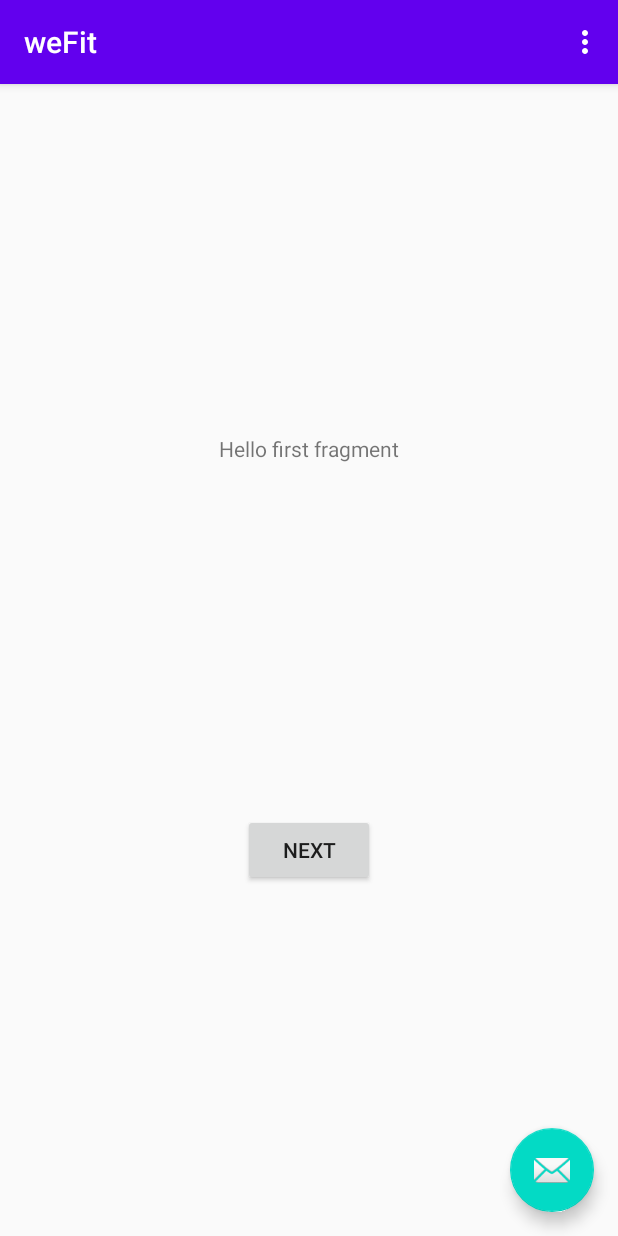
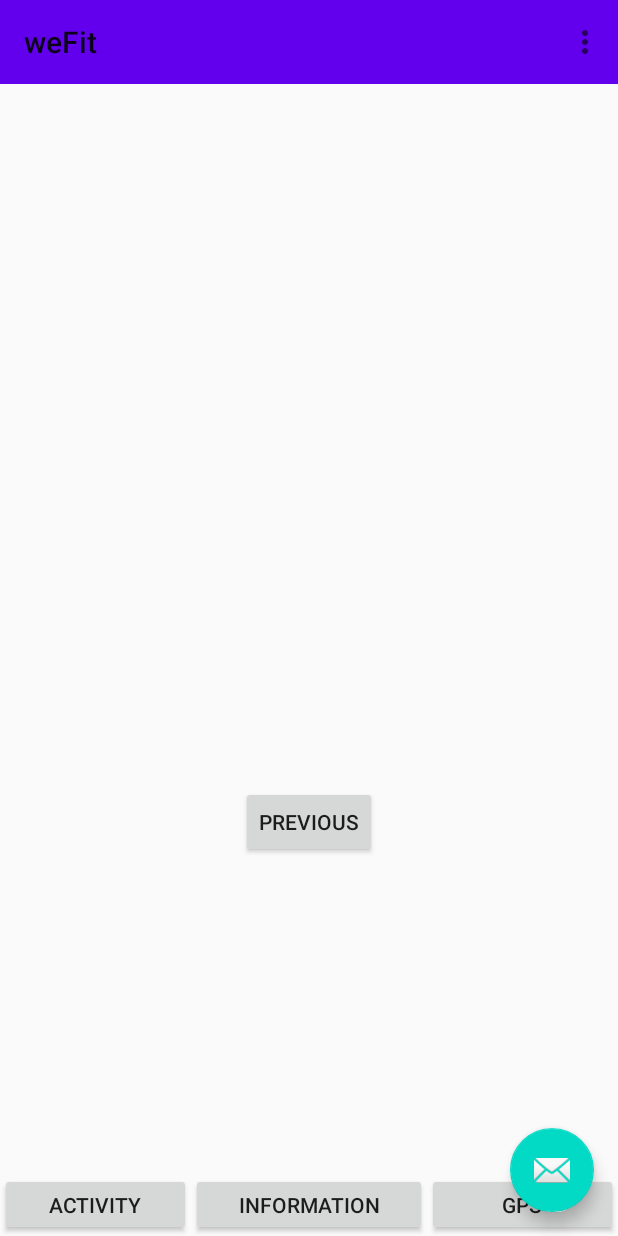
Before and after one commit to 1105959326/IAT359, an Android app: the screen it shows after launch (MainActivity), on a phone screen of 412 x 824 dp. Run offline under Robolectric (Android 15) with nearby library versions, the phone set to English and light mode, and no system bars.

Commit message:
download2

```diff
--- a/weFit/app/src/main/java/com/example/wefit/FirstFragment.java
+++ b/weFit/app/src/main/java/com/example/wefit/FirstFragment.java
@@ -23,12 +23,12 @@ public class FirstFragment extends Fragment {
     public void onViewCreated(@NonNull View view, Bundle savedInstanceState) {
         super.onViewCreated(view, savedInstanceState);
 
-        view.findViewById(R.id.button_first).setOnClickListener(new View.OnClickListener() {
-            @Override
-            public void onClick(View view) {
-                NavHostFragment.findNavController(FirstFragment.this)
-                        .navigate(R.id.action_FirstFragment_to_SecondFragment);
-            }
-        });
+//        view.findViewById(R.id.button_first).setOnClickListener(new View.OnClickListener() {
+//            @Override
+//            public void onClick(View view) {
+//                NavHostFragment.findNavController(FirstFragment.this)
+//                        .navigate(R.id.action_FirstFragment_to_SecondFragment);
+//            }
+//        });
     }
 }
--- a/weFit/app/src/main/java/com/example/wefit/MainActivity.java
+++ b/weFit/app/src/main/java/com/example/wefit/MainActivity.java
@@ -7,20 +7,36 @@ import com.google.android.material.snackbar.Snackbar;
 
 import androidx.appcompat.app.AppCompatActivity;
 import androidx.appcompat.widget.Toolbar;
+import androidx.fragment.app.FragmentManager;
+import androidx.fragment.app.FragmentTransaction;
 
 import android.view.View;
 
 import android.view.Menu;
 import android.view.MenuItem;
+import android.widget.Button;
 
-public class MainActivity extends AppCompatActivity {
+public class MainActivity extends AppCompatActivity implements View.OnClickListener {
+
+    private Button recordButton, inforButton, gpsButton;
+    private FragmentManager fm;
+    private FragmentTransaction ft;
 
     @Override
     protected void onCreate(Bundle savedInstanceState) {
         super.onCreate(savedInstanceState);
         setContentView(R.layout.activity_main);
         Toolbar toolbar = findViewById(R.id.toolbar);
+
+        findButton();
         setSupportActionBar(toolbar);
+
+        fm = getSupportFragmentManager();
+        ft = fm.beginTransaction();
+
+
+        ft.replace(R.id.activity_window, new SecondFragment());
+        ft.commit();
 
         FloatingActionButton fab = findViewById(R.id.fab);
         fab.setOnClickListener(new View.OnClickListener() {
@@ -30,6 +46,17 @@ public class MainActivity extends AppCompatActivity {
                         .setAction("Action", null).show();
             }
         });
+
+    }
+
+    private void findButton(){
+        recordButton =(Button) findViewById(R.id.record_button);
+        inforButton = (Button) findViewById(R.id.infor_button);
+        gpsButton =(Button) findViewById(R.id.gps_button);
+
+        recordButton.setOnClickListener(this);
+        inforButton.setOnClickListener(this);
+        gpsButton.setOnClickListener(this);
     }
 
     @Override
@@ -53,4 +80,26 @@ public class MainActivity extends AppCompatActivity {
 
         return super.onOptionsItemSelected(item);
     }
+
+    @Override
+    public void onClick(View v) {
+
+        if (v.getId() == R.id.infor_button){
+            ft.replace(R.id.activity_window,new SecondFragment());
+            ft.commit();
+
+        }
+//        switch (v.getId()){
+//            case R.id.record_button:
+//                ft.replace(R.id.activity_window,new FirstFragment());
+//
+//                break;
+//            case R.id.infor_button:
+//                ft.replace(R.id.activity_window,new SecondFragment());
+//                break;
+//            default:
+//                break;
+//        }
+
+    }
 }
--- a/weFit/app/src/main/java/com/example/wefit/SecondFragment.java
+++ b/weFit/app/src/main/java/com/example/wefit/SecondFragment.java
@@ -4,13 +4,15 @@ import android.os.Bundle;
 import android.view.LayoutInflater;
 import android.view.View;
 import android.view.ViewGroup;
+import android.widget.Button;
 
 import androidx.annotation.NonNull;
 import androidx.fragment.app.Fragment;
 import androidx.navigation.fragment.NavHostFragment;
 
-public class SecondFragment extends Fragment {
+public class SecondFragment extends Fragment implements View.OnClickListener {
 
+    private Button activityButton;
     @Override
     public View onCreateView(
             LayoutInflater inflater, ViewGroup container,
@@ -23,6 +25,7 @@ public class SecondFragment extends Fragment {
     public void onViewCreated(@NonNull View view, Bundle savedInstanceState) {
         super.onViewCreated(view, savedInstanceState);
 
+
         view.findViewById(R.id.button_second).setOnClickListener(new View.OnClickListener() {
             @Override
             public void onClick(View view) {
@@ -30,5 +33,12 @@ public class SecondFragment extends Fragment {
                         .navigate(R.id.action_SecondFragment_to_FirstFragment);
             }
         });
+
+
+    }
+
+    @Override
+    public void onClick(View v) {
+
     }
 }
--- a/weFit/app/src/main/res/layout/activity_main.xml
+++ b/weFit/app/src/main/res/layout/activity_main.xml
@@ -11,6 +11,9 @@
         android:layout_height="wrap_content"
         android:theme="@style/AppTheme.AppBarOverlay">
 
+    </com.google.android.material.appbar.AppBarLayout>
+
+
     <androidx.appcompat.widget.Toolbar
         android:id="@+id/toolbar"
         android:layout_width="match_parent"
@@ -18,9 +21,15 @@
         android:background="?attr/colorPrimary"
         app:popupTheme="@style/AppTheme.PopupOverlay" />
 
-    </com.google.android.material.appbar.AppBarLayout>
+    <include layout="@layout/button_layout"></include>
 
-    <include layout="@layout/content_main" />
+
+
+    <FrameLayout
+        android:id="@+id/activity_window"
+        android:layout_width="match_parent"
+        android:layout_height="match_parent"
+        ></FrameLayout>
 
     <com.google.android.material.floatingactionbutton.FloatingActionButton
         android:id="@+id/fab"
@@ -30,4 +39,5 @@
         android:layout_margin="@dimen/fab_margin"
         app:srcCompat="@android:drawable/ic_dialog_email" />
 
+
 </androidx.coordinatorlayout.widget.CoordinatorLayout>
--- /dev/null
+++ b/weFit/app/src/main/res/layout/button_layout.xml
@@ -0,0 +1,55 @@
+<?xml version="1.0" encoding="utf-8"?>
+<androidx.constraintlayout.widget.ConstraintLayout
+xmlns:android="http://schemas.android.com/apk/res/android"
+    xmlns:app="http://schemas.android.com/apk/res-auto"
+    xmlns:tools="http://schemas.android.com/tools"
+    android:layout_width="match_parent"
+android:layout_height="match_parent">
+
+    <LinearLayout
+        android:layout_width="match_parent"
+        android:layout_height="match_parent"
+        android:orientation="vertical"
+        app:layout_constraintBottom_toBottomOf="parent"
+        app:layout_constraintEnd_toEndOf="parent"
+        app:layout_constraintHorizontal_bias="0.0"
+        app:layout_constraintStart_toStartOf="parent"
+        app:layout_constraintTop_toTopOf="parent">
+
+        <LinearLayout
+            android:layout_width="match_parent"
+            android:layout_height="match_parent"
+            android:layout_weight="7"
+            android:orientation="vertical"></LinearLayout>
+
+        <LinearLayout
+            android:id="@+id/button_activity"
+            android:layout_width="match_parent"
+            android:layout_height="wrap_content"
+            android:layout_weight="1"
+            android:orientation="horizontal">
+
+            <Button
+                android:id="@+id/record_button"
+                android:layout_width="wrap_content"
+                android:layout_height="match_parent"
+                android:layout_weight="1"
+                android:text="Activity" />
+
+            <Button
+                android:id="@+id/infor_button"
+                android:layout_width="wrap_content"
+                android:layout_height="match_parent"
+                android:layout_weight="1"
+                android:text="Information" />
+
+            <Button
+                android:id="@+id/gps_button"
+                android:layout_width="wrap_content"
+                android:layout_height="match_parent"
+                android:layout_weight="1"
+                android:text="GPS" />
+        </LinearLayout>
+    </LinearLayout>
+
+</androidx.constraintlayout.widget.ConstraintLayout>
--- a/weFit/app/src/main/res/layout/fragment_second.xml
+++ b/weFit/app/src/main/res/layout/fragment_second.xml
@@ -25,28 +25,4 @@
         app:layout_constraintStart_toStartOf="parent"
         app:layout_constraintTop_toBottomOf="@id/textview_second" />
 
-    <LinearLayout
-        android:layout_width="0dp"
-        android:layout_height="40dp"
-        android:orientation="horizontal"
-        app:layout_constraintBottom_toBottomOf="parent"
-        app:layout_constraintEnd_toEndOf="parent"
-        app:layout_constraintStart_toStartOf="parent"
-        app:layout_constraintTop_toTopOf="parent"
-        app:layout_constraintVertical_bias="0.996">
-
-        <Button
-            android:id="@+id/button3"
-            android:layout_width="wrap_content"
-            android:layout_height="wrap_content"
-            android:layout_weight="1"
-            android:text="Activity" />
-
-        <Button
-            android:id="@+id/button4"
-            android:layout_width="wrap_content"
-            android:layout_height="wrap_content"
-            android:layout_weight="1"
-            android:text="Information" />
-    </LinearLayout>
 </androidx.constraintlayout.widget.ConstraintLayout>
```
Lines whose indentation alone changed are shown as unchanged.
